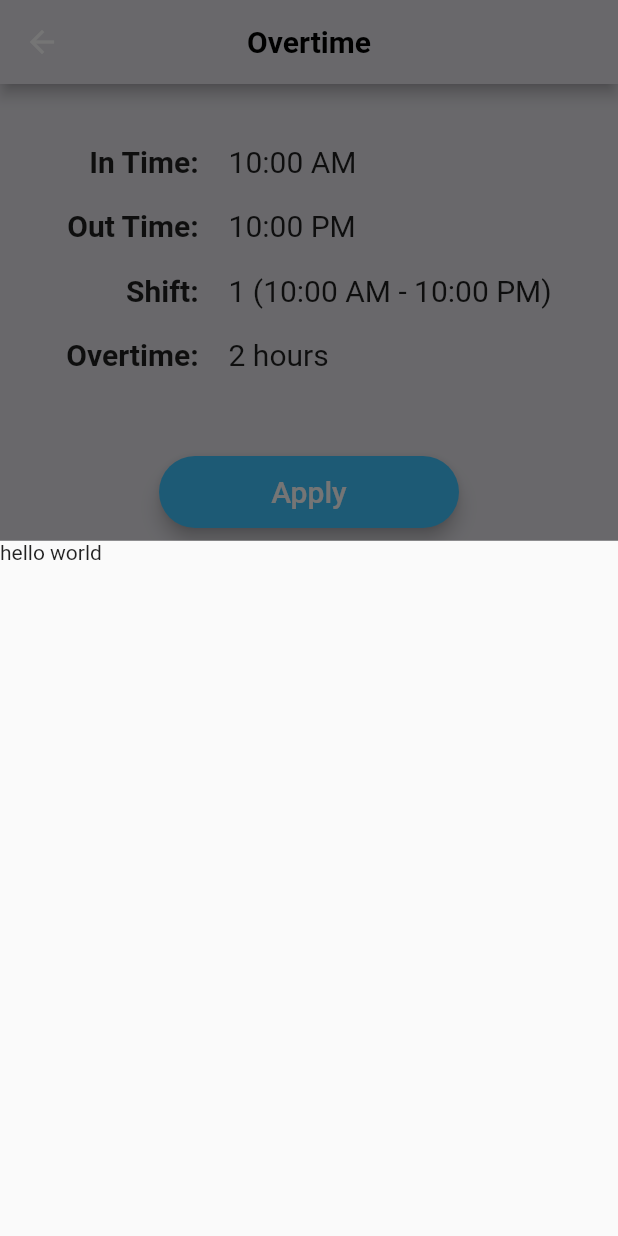
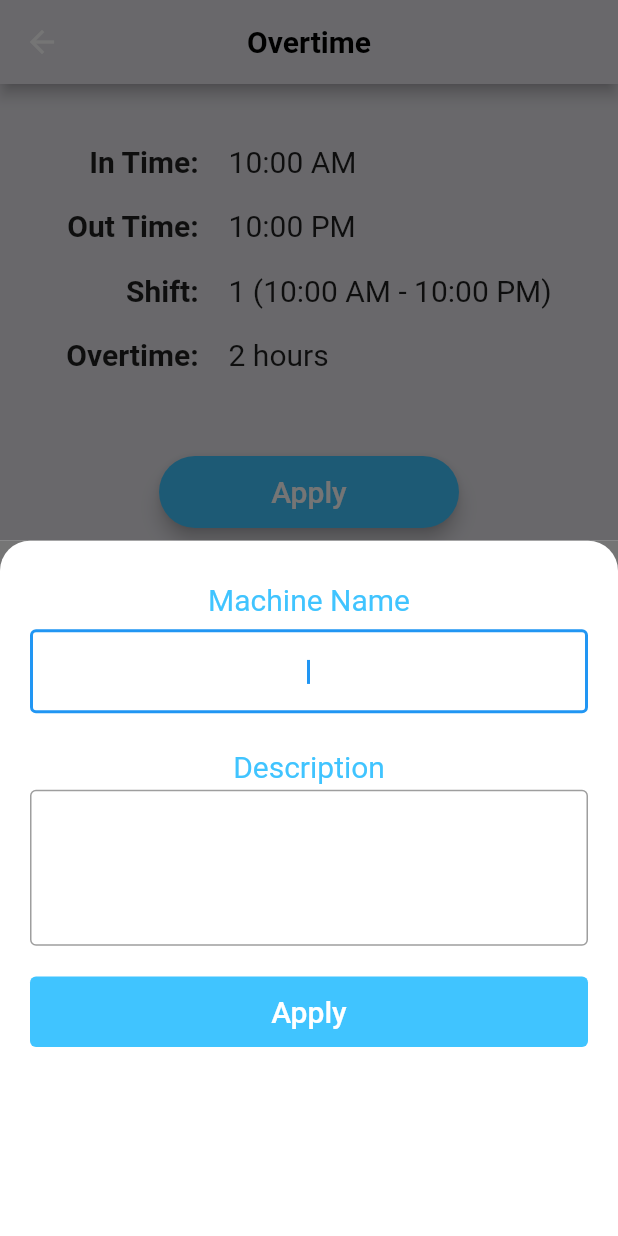
Before and after one commit to daadreyaa/rane-attendance-app, a Flutter app: the OvertimeDetailsScreen screen opened by its route, after a tap on "Apply", on a phone screen of 412 x 824 dp. Run offline on Flutter 3.47's test engine with Material 2 defaults, Android fonts, the phone set to English and light mode, and no system bars; our stand-ins replace auto_size_text, flutter_holo_date_picker, font_awesome_flutter, google_fonts, month_picker_dialog, toggle_switch; missing offline and left inert: horizontal_center_date_picker; network calls fail.

Commit message:
completed ovetime fully

```diff
--- a/lib/screens/overtime_details_screen.dart
+++ b/lib/screens/overtime_details_screen.dart
@@ -152,8 +152,7 @@ class _OvertimeDetailsScreenState extends State<OvertimeDetailsScreen> {
                   context: context,
                   builder: (context) {
                     return Container(
-                      height: MediaQuery.of(context).size.height,
-                      child: Text('hello world'),
+                      child: ConfirmationModal(),
                     );
                   },
                 );
@@ -166,3 +165,116 @@ class _OvertimeDetailsScreenState extends State<OvertimeDetailsScreen> {
     );
   }
 }
+
+class ConfirmationModal extends StatelessWidget {
+  @override
+  Widget build(BuildContext context) {
+    String machineName = '';
+    String description = '';
+
+    return Container(
+      color: Color(0xFF757575),
+      child: Container(
+        decoration: const BoxDecoration(
+          borderRadius: BorderRadius.only(
+            topLeft: Radius.circular(20.0),
+            topRight: Radius.circular(20.0),
+          ),
+          color: Colors.white,
+        ),
+        child: Padding(
+          padding: const EdgeInsets.all(20.0),
+          child: Column(
+            // mainAxisAlignment: MainAxisAlignment.center,
+            crossAxisAlignment: CrossAxisAlignment.stretch,
+            children: [
+              const Padding(
+                padding: EdgeInsets.all(8.0),
+                child: Text(
+                  'Machine Name',
+                  textAlign: TextAlign.center,
+                  style: TextStyle(
+                    color: Colors.lightBlueAccent,
+                    fontSize: 20.0,
+                    fontWeight: FontWeight.w400,
+                  ),
+                ),
+              ),
+              TextField(
+                textAlign: TextAlign.center,
+                autofocus: true,
+                decoration: const InputDecoration(
+                  enabledBorder: OutlineInputBorder(
+                    borderSide: BorderSide(color: Colors.grey, width: 1.0),
+                  ),
+                  border: OutlineInputBorder(),
+                ),
+                style: GoogleFonts.lexendDeca(
+                  textStyle: const TextStyle(fontSize: 14.0),
+                ),
+                onChanged: (newText) {
+                  machineName = newText;
+                },
+              ),
+              const SizedBox(
+                height: 20.0,
+              ),
+              const Padding(
+                padding: EdgeInsets.all(4.0),
+                child: Text(
+                  'Description',
+                  textAlign: TextAlign.center,
+                  style: TextStyle(
+                    color: Colors.lightBlueAccent,
+                    fontSize: 20.0,
+                    fontWeight: FontWeight.w400,
+                  ),
+                ),
+              ),
+              TextField(
+                textAlign: TextAlign.center,
+                maxLines: 4,
+                decoration: const InputDecoration(
+                  enabledBorder: OutlineInputBorder(
+                    borderSide: BorderSide(color: Colors.grey, width: 1.0),
+                  ),
+                  border: OutlineInputBorder(),
+                ),
+                autofocus: true,
+                style: GoogleFonts.lexendDeca(
+                  textStyle: const TextStyle(fontSize: 14.0),
+                ),
+                onChanged: (newText) {
+                  description = newText;
+                },
+              ),
+              const SizedBox(
+                height: 20.0,
+              ),
+              TextButton(
+                child: const Padding(
+                  padding: EdgeInsets.all(4.0),
+                  child: Text(
+                    'Apply',
+                    style: TextStyle(
+                      color: Colors.white,
+                      fontSize: 20.0,
+                    ),
+                  ),
+                ),
+                style: TextButton.styleFrom(
+                  backgroundColor: Colors.lightBlueAccent,
+                ),
+                onPressed: () {
+                  if (machineName != '' && description != '') {
+                    Navigator.pop(context);
+                  }
+                },
+              ),
+            ],
+          ),
+        ),
+      ),
+    );
+  }
+}
```
